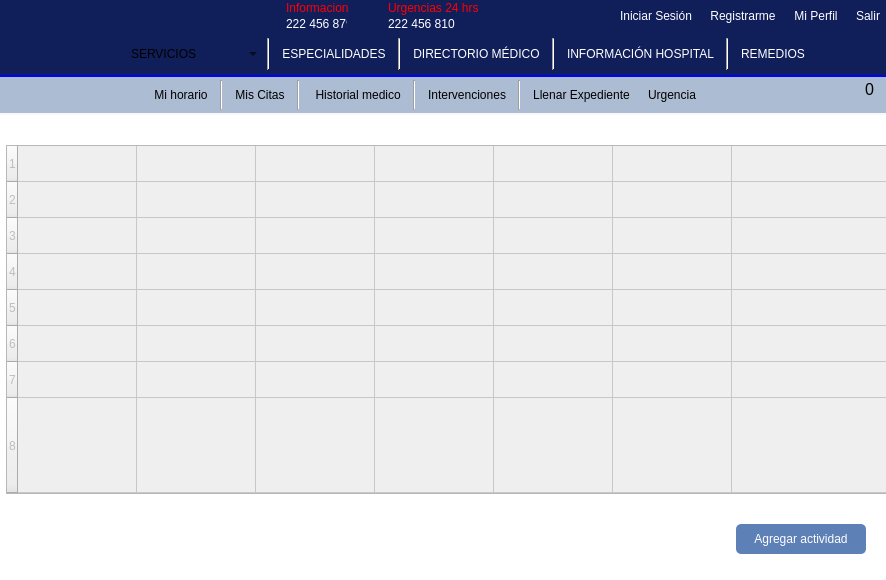
Before: the Qt Designer form mainwindow.ui in Laloses/Hospital, drawn with Qt 5.
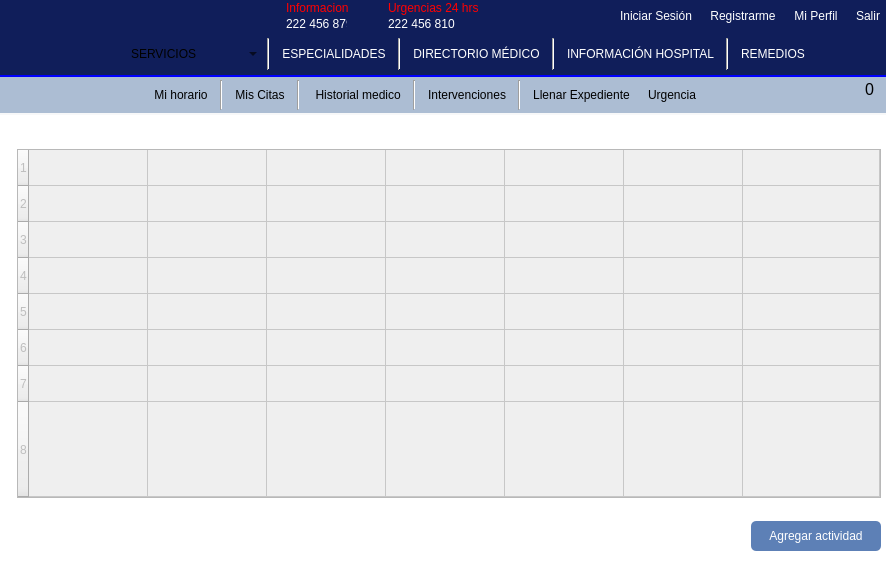
After: the same form once the commit is applied. The open tabs and pages were chosen to show the change. Icons and pictures are not drawn.

Patch:
```diff
--- a/mainwindow.ui
+++ b/mainwindow.ui
@@ -5749,71 +5749,8 @@
 background -color: red;
 }</string>
            </property>
-           <layout class="QGridLayout" name="gridLayout_2">
-            <property name="leftMargin">
-             <number>0</number>
-            </property>
-            <property name="topMargin">
-             <number>0</number>
-            </property>
-            <property name="rightMargin">
-             <number>0</number>
-            </property>
-            <property name="bottomMargin">
-             <number>0</number>
-            </property>
-            <item row="1" column="2">
-             <widget class="QPushButton" name="pb_agregarActividadDoc">
-              <property name="minimumSize">
-               <size>
-                <width>130</width>
-                <height>30</height>
-               </size>
-              </property>
-              <property name="maximumSize">
-               <size>
-                <width>130</width>
-                <height>30</height>
-               </size>
-              </property>
-              <property name="styleSheet">
-               <string notr="true"/>
-              </property>
-              <property name="text">
-               <string>Agregar actividad</string>
-              </property>
-             </widget>
-            </item>
-            <item row="1" column="1">
-             <spacer name="horizontalSpacer_32">
-              <property name="orientation">
-               <enum>Qt::Horizontal</enum>
-              </property>
-              <property name="sizeHint" stdset="0">
-               <size>
-                <width>40</width>
-                <height>20</height>
-               </size>
-              </property>
-             </spacer>
-            </item>
-            <item row="1" column="3">
-             <spacer name="horizontalSpacer_99">
-              <property name="orientation">
-               <enum>Qt::Horizontal</enum>
-              </property>
-              <property name="sizeType">
-               <enum>QSizePolicy::Fixed</enum>
-              </property>
-              <property name="sizeHint" stdset="0">
-               <size>
-                <width>20</width>
-                <height>20</height>
-               </size>
-              </property>
-             </spacer>
-            </item>
-            <item row="0" column="0" colspan="4">
+           <layout class="QVBoxLayout" name="verticalLayout_58">
+            <item>
              <widget class="QTableWidget" name="tableHorario">
               <property name="enabled">
                <bool>false</bool>
@@ -5889,6 +5826,48 @@
               <column/>
              </widget>
             </item>
+            <item>
+             <layout class="QHBoxLayout" name="layHorario">
+              <property name="spacing">
+               <number>6</number>
+              </property>
+              <item>
+               <spacer name="horizontalSpacer_32">
+                <property name="orientation">
+                 <enum>Qt::Horizontal</enum>
+                </property>
+                <property name="sizeHint" stdset="0">
+                 <size>
+                  <width>40</width>
+                  <height>20</height>
+                 </size>
+                </property>
+               </spacer>
+              </item>
+              <item>
+               <widget class="QPushButton" name="pb_agregarActividadDoc">
+                <property name="minimumSize">
+                 <size>
+                  <width>130</width>
+                  <height>30</height>
+                 </size>
+                </property>
+                <property name="maximumSize">
+                 <size>
+                  <width>130</width>
+                  <height>30</height>
+                 </size>
+                </property>
+                <property name="styleSheet">
+                 <string notr="true"/>
+                </property>
+                <property name="text">
+                 <string>Agregar actividad</string>
+                </property>
+               </widget>
+              </item>
+             </layout>
+            </item>
            </layout>
           </widget>
           <widget class="QWidget" name="page">
```
Left out of the diff: 40 changed lines with no effect on the pictures.
